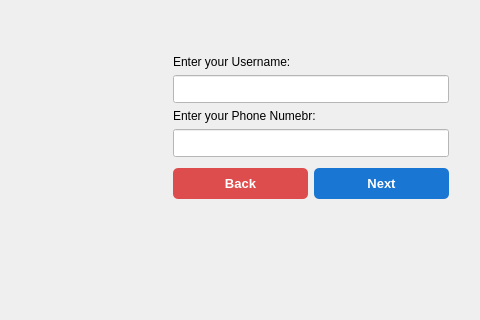
Above: UI/Auth/ForgotPassword/forgot_password.ui from PlaTwo-project/PlaTwo before the change; both pictures show x 268 to 748 and y 325 to 645 of the 1153 by 645 pixel window. Below: the same form after it.
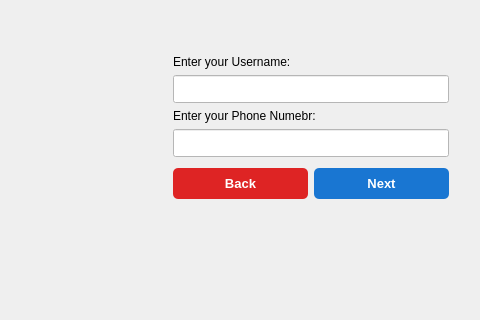
That is the form after the change.

Diff of the .ui file:
```diff
--- a/UI/Auth/ForgotPassword/forgot_password.ui
+++ b/UI/Auth/ForgotPassword/forgot_password.ui
@@ -83,7 +83,7 @@
          </property>
          <property name="styleSheet">
           <string notr="true">QPushButton {
-    background-color: #DE4D4D;
+    background-color: #DE2424;
     color: white;
     border: none;
     border-radius: 5px;
```
